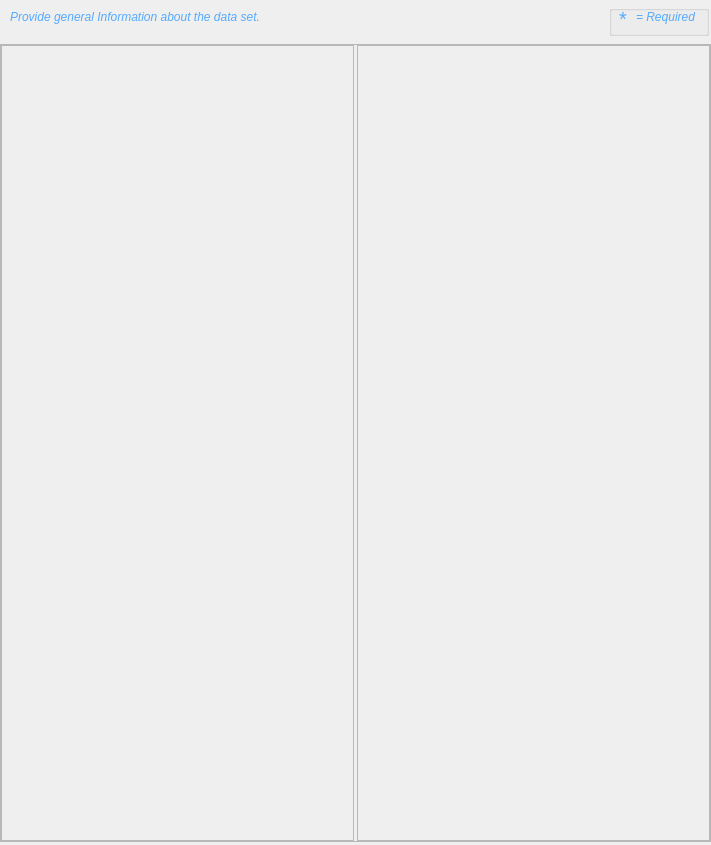
Qt form pymdwizard/gui/ui_files/DataQuality.ui (DOI-USGS/fort-pymdwizard) before a commit.
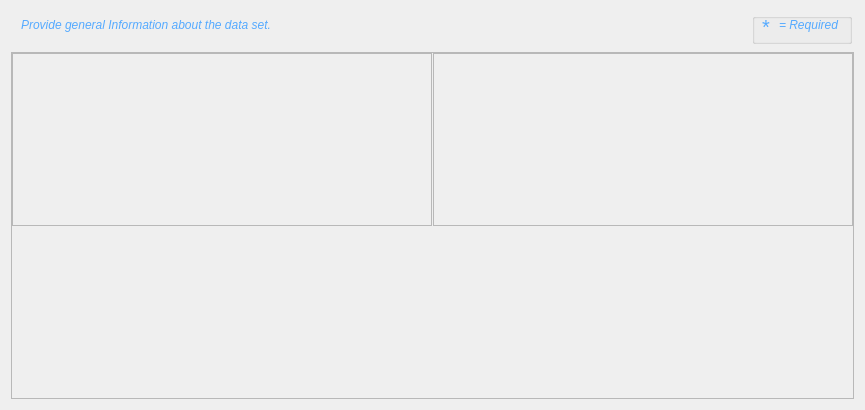
The same form after that commit.

Commit message: data quality tab upgrades

Patch:
```diff
--- a/pymdwizard/gui/ui_files/DataQuality.ui
+++ b/pymdwizard/gui/ui_files/DataQuality.ui
@@ -6,29 +6,14 @@
    <rect>
     <x>0</x>
     <y>0</y>
-    <width>711</width>
-    <height>845</height>
+    <width>865</width>
+    <height>410</height>
    </rect>
   </property>
   <property name="windowTitle">
    <string>Form</string>
   </property>
   <layout class="QVBoxLayout" name="verticalLayout_2">
-   <property name="spacing">
-    <number>6</number>
-   </property>
-   <property name="leftMargin">
-    <number>0</number>
-   </property>
-   <property name="topMargin">
-    <number>3</number>
-   </property>
-   <property name="rightMargin">
-    <number>0</number>
-   </property>
-   <property name="bottomMargin">
-    <number>3</number>
-   </property>
    <item>
     <widget class="QFrame" name="frame">
      <property name="sizePolicy">
@@ -278,19 +263,6 @@
     </widget>
    </item>
    <item>
-    <layout class="QVBoxLayout" name="verticalLayout">
-     <property name="spacing">
-      <number>3</number>
-     </property>
-     <item>
-      <layout class="QHBoxLayout" name="horizontalLayout_2">
-       <property name="spacing">
-        <number>0</number>
-       </property>
-       <property name="leftMargin">
-        <number>0</number>
-       </property>
-       <item>
         <widget class="QScrollArea" name="idinfo_scroll_area">
          <property name="frameShape">
           <enum>QFrame::NoFrame</enum>
@@ -306,8 +278,8 @@
            <rect>
             <x>0</x>
             <y>0</y>
-            <width>707</width>
-            <height>804</height>
+        <width>847</width>
+        <height>361</height>
            </rect>
           </property>
           <layout class="QVBoxLayout" name="verticalLayout_3">
@@ -327,11 +299,24 @@
              </property>
              <layout class="QHBoxLayout" name="horizontalLayout_4">
               <property name="spacing">
-               <number>3</number>
-              </property>
-              <property name="margin">
+           <number>1</number>
+          </property>
+          <property name="leftMargin">
                <number>0</number>
               </property>
+          <property name="topMargin">
+           <number>0</number>
+          </property>
+          <property name="rightMargin">
+           <number>0</number>
+          </property>
+          <property name="bottomMargin">
+           <number>0</number>
+          </property>
+          <item>
+           <layout class="QVBoxLayout" name="verticalLayout">
+            <item>
+             <layout class="QHBoxLayout" name="horizontalLayout_2">
               <item>
                <widget class="QFrame" name="two_column_left">
                 <property name="frameShape">
@@ -413,15 +398,32 @@
                </widget>
               </item>
              </layout>
-            </widget>
-           </item>
-          </layout>
-         </widget>
-        </widget>
+            </item>
+            <item>
+             <layout class="QHBoxLayout" name="bottom_layout">
+              <item>
+               <spacer name="verticalSpacer_3">
+                <property name="orientation">
+                 <enum>Qt::Vertical</enum>
+                </property>
+                <property name="sizeHint" stdset="0">
+                 <size>
+                  <width>20</width>
+                  <height>40</height>
+                 </size>
+                </property>
+               </spacer>
+              </item>
+             </layout>
        </item>
       </layout>
      </item>
     </layout>
+        </widget>
+       </item>
+      </layout>
+     </widget>
+    </widget>
    </item>
   </layout>
  </widget>
```
Left out of the diff: 13 changed lines with no effect on the pictures. Lines whose indentation alone changed are shown as unchanged. The commit also changes 7 other files.
